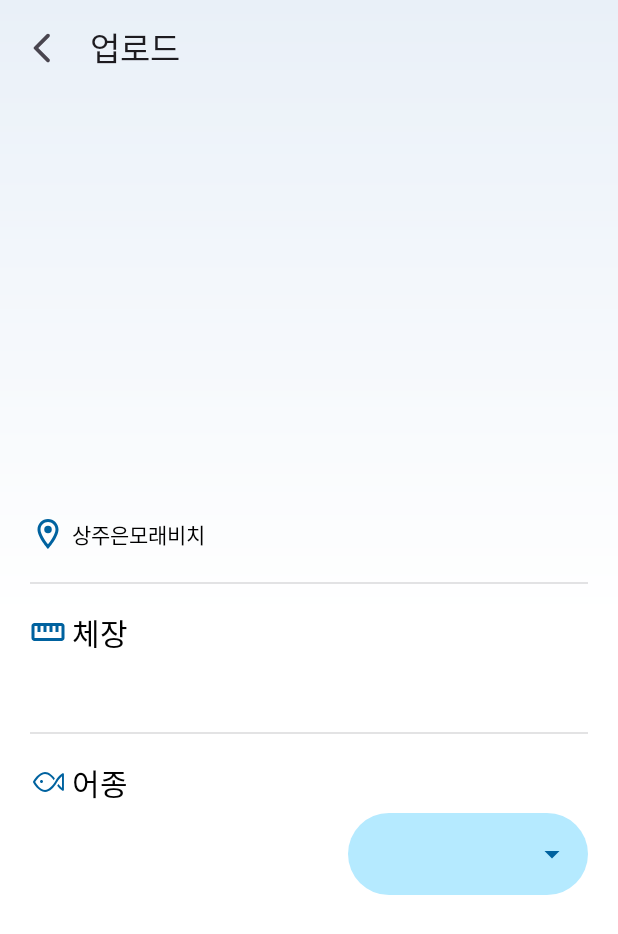
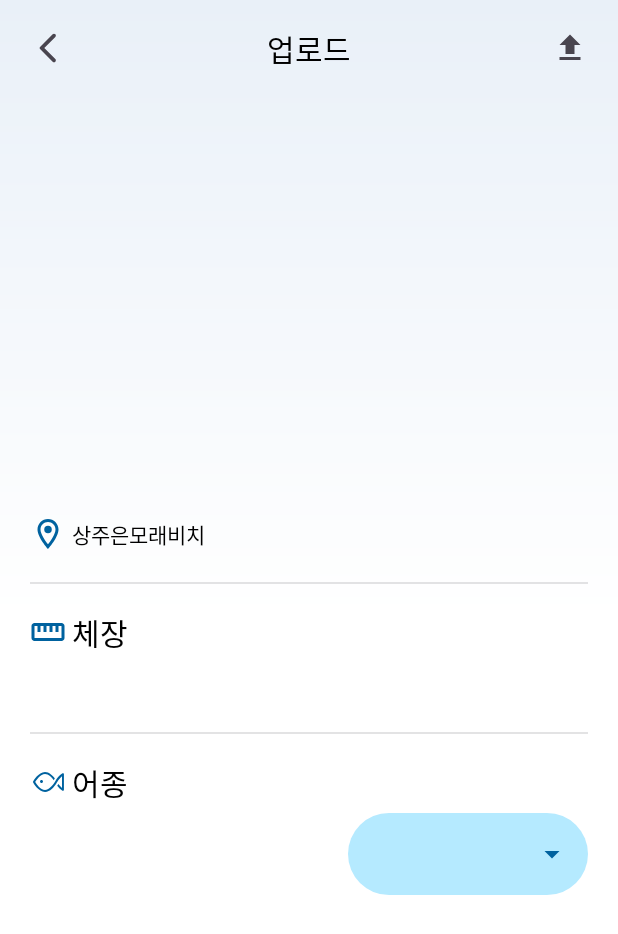
Before and after one commit to boostcampwm-2021/android04-God-Fisherman, an Android app: the UploadActivity screen opened directly, with no data from a screen before it, on a phone screen of 412 x 824 dp. Shown: the top 934 px of the screen. Run offline under Robolectric (Android 15) with nearby library versions, the phone set to English and light mode, and no system bars; our stand-ins replace Dagger/Hilt's generated code, Firebase (no records; nobody signed in at launch, a user with empty details on screens opened directly), data binding; libraries missing offline, so code that uses them is left out: androidx.camera.core, androidx.camera.lifecycle; 2 statements that could not run were skipped.

Commit message:
Feat: 업로드 뒤로가기 버튼 동작 및 업로드 버튼 추가

```diff
--- a/app/src/main/java/com/android04/godfisherman/ui/camera/upload/UploadActivity.kt
+++ b/app/src/main/java/com/android04/godfisherman/ui/camera/upload/UploadActivity.kt
@@ -10,7 +10,7 @@ import com.android04.godfisherman.ui.camera.CameraActivity
 import dagger.hilt.android.AndroidEntryPoint
 
 @AndroidEntryPoint
-class UploadActivity() :
+class UploadActivity :
     BaseActivity<ActivityUploadBinding, UploadViewModel>(R.layout.activity_upload) {
 
     override val viewModel: UploadViewModel by viewModels()
@@ -26,11 +26,12 @@ class UploadActivity() :
 
     private fun setUpBinding() {
         binding.uploadViewModel = viewModel
+        binding.uploadActivity = this
         binding.bodySize = intent.getStringExtra(CameraActivity.INTENT_FISH_SIZE)
         binding.captureImage = CameraActivity.captureImage
     }
 
-    fun setupObserver() {
+    private fun setupObserver() {
         viewModel.fishTypeList.observe(this) {
             val adapter = ArrayAdapter(
                 binding.autoCompleteTextviewFishType.context,
--- /dev/null
+++ b/app/src/main/res/drawable/ic_baseline_file_upload_24.xml
@@ -0,0 +1,10 @@
+<vector xmlns:android="http://schemas.android.com/apk/res/android"
+    android:width="24dp"
+    android:height="24dp"
+    android:viewportWidth="24"
+    android:viewportHeight="24"
+    android:tint="?attr/colorControlNormal">
+  <path
+      android:fillColor="@android:color/white"
+      android:pathData="M9,16h6v-6h4l-7,-7 -7,7h4zM5,18h14v2L5,20z"/>
+</vector>
--- a/app/src/main/res/layout/activity_upload.xml
+++ b/app/src/main/res/layout/activity_upload.xml
@@ -4,6 +4,10 @@
     xmlns:tools="http://schemas.android.com/tools">
 
     <data>
+
+        <variable
+            name="uploadActivity"
+            type="com.android04.godfisherman.ui.camera.upload.UploadActivity" />
 
         <variable
             name="uploadViewModel"
@@ -31,12 +35,46 @@
             android:layout_height="wrap_content"
             android:background="@null">
 
-            <com.google.android.material.appbar.MaterialToolbar
-                android:id="@+id/toolbar_top"
+            <androidx.constraintlayout.widget.ConstraintLayout
                 android:layout_width="match_parent"
-                android:layout_height="?attr/actionBarSize"
-                app:navigationIcon="@drawable/ic_arrow_back_round"
-                app:title="@string/upload_title" />
+                android:layout_height="?attr/actionBarSize">
+
+                <ImageView
+                    android:id="@+id/iv_back"
+                    android:layout_width="wrap_content"
+                    android:layout_height="wrap_content"
+                    android:layout_marginStart="10dp"
+                    android:onClickListener="@{()->uploadActivity.onBackPressed()}"
+                    android:padding="10dp"
+                    android:src="@drawable/ic_arrow_back_round"
+                    app:layout_constraintBottom_toBottomOf="parent"
+                    app:layout_constraintStart_toStartOf="parent"
+                    app:layout_constraintTop_toTopOf="parent" />
+
+                <ImageView
+                    android:id="@+id/iv_upload"
+                    android:layout_width="wrap_content"
+                    android:layout_height="wrap_content"
+                    android:layout_marginEnd="10dp"
+                    android:padding="10dp"
+                    android:src="@drawable/ic_baseline_file_upload_24"
+                    app:layout_constraintBottom_toBottomOf="parent"
+                    app:layout_constraintEnd_toEndOf="parent"
+                    app:layout_constraintTop_toTopOf="parent" />
+
+                <TextView
+                    android:id="@+id/tv_appbar_title"
+                    android:layout_width="wrap_content"
+                    android:layout_height="wrap_content"
+                    android:text="@string/upload_title"
+                    android:textSize="@dimen/text_large"
+                    app:layout_constraintBottom_toBottomOf="parent"
+                    app:layout_constraintEnd_toEndOf="parent"
+                    app:layout_constraintStart_toStartOf="parent"
+                    app:layout_constraintTop_toTopOf="parent" />
+
+            </androidx.constraintlayout.widget.ConstraintLayout>
+
 
         </com.google.android.material.appbar.AppBarLayout>
 
@@ -52,10 +90,10 @@
 
                 <ImageView
                     android:id="@+id/iv_fish_thumbnail"
+                    setImage="@{captureImage}"
                     android:layout_width="0dp"
                     android:layout_height="@dimen/upload_thumbnail_height"
                     android:layout_marginTop="@dimen/space_x_large"
-                    setImage="@{captureImage}"
                     app:layout_constraintEnd_toEndOf="parent"
                     app:layout_constraintStart_toStartOf="parent"
                     app:layout_constraintTop_toTopOf="parent" />
```
